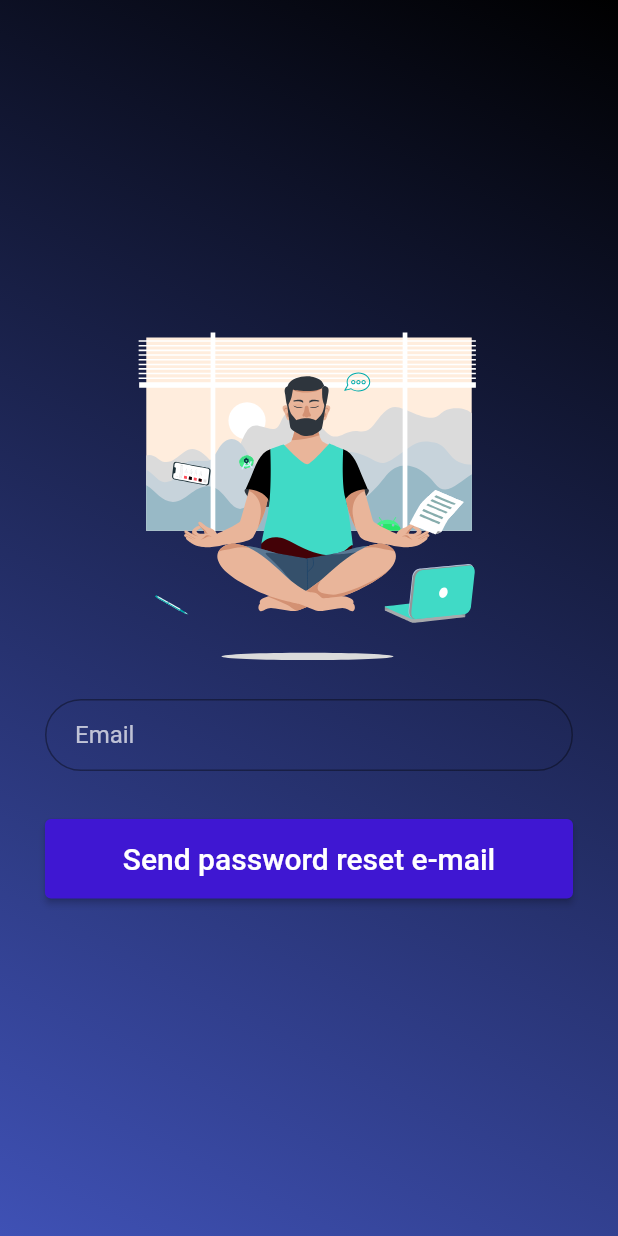
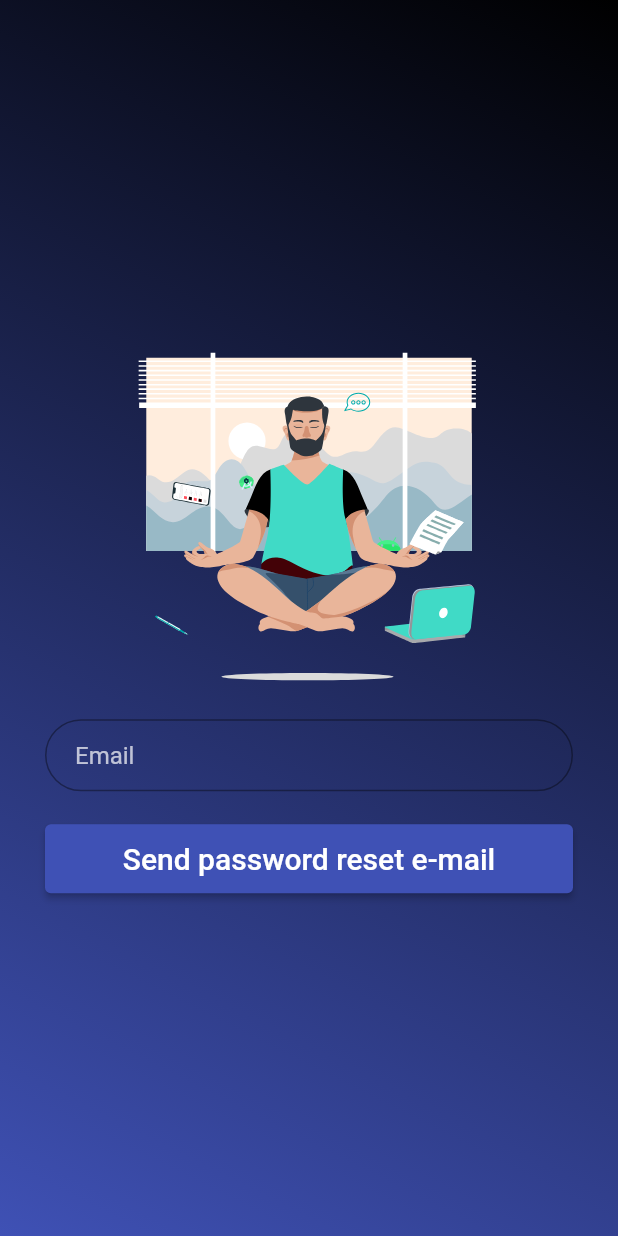
Before and after one commit to erdemsaray/WordFusionApp, a Flutter app: the screen it shows after launch, after a tap on "Log In", after a tap on "Forgot password?", on a phone screen of 412 x 824 dp. Run offline on Flutter 3.47's test engine with Material 2 defaults, Android fonts, the phone set to English and light mode, and no system bars; our stand-ins replace animated_text_kit, cloud_firestore, firebase_auth, firebase_core, google_sign_in, lottie; missing offline and left inert: translator; accounts and stored records are empty; network calls fail.

Commit message:
tasarım ve islev düzenlemeleri

```diff
--- a/lib/screens/homepage.dart
+++ b/lib/screens/homepage.dart
@@ -23,7 +23,6 @@ class _HomePageState extends State<HomePage> {
   String statusText = '';
 
   final formKey = GlobalKey<FormState>();
-
 
   @override
   Widget build(BuildContext context) {
@@ -85,6 +84,7 @@ class _HomePageState extends State<HomePage> {
                       ),
                     ),
                     TextFormField(
+
                       style: const TextStyle(color: Colors.white, fontWeight: FontWeight.bold),
                       controller: controllerMean,
                       keyboardType: TextInputType.text,
--- a/lib/screens/loginpage.dart
+++ b/lib/screens/loginpage.dart
@@ -18,6 +18,7 @@ class _LoginPageState extends State<LoginPage> {
   var controllerPassword = TextEditingController();
   bool wrongVisibility = false;
   Color secondColor = ColorItems.mainColor;
+  String validationText = ' ';
 
   @override
   Widget build(BuildContext context) {
@@ -66,7 +67,7 @@ class _LoginPageState extends State<LoginPage> {
               Navigator.pushReplacementNamed(context, '/homePage');
             } else {
               setState(() {
-                wrongVisibility = true;
+                validationText = "Please check your e-mail or password";
               });
             }
           });
@@ -84,6 +85,7 @@ class _LoginPageState extends State<LoginPage> {
         style: TextStyle(color: Colors.black54),
       ),
       onPressed: () {
+        validationText = '';
         Navigator.pushNamed(context, '/resetPasswordPage');
       },
     );
@@ -92,6 +94,7 @@ class _LoginPageState extends State<LoginPage> {
       const Text("Don't have an Account?"),
       TextButton(
           onPressed: () {
+            validationText = ' ';
             Navigator.pushNamed(context, '/newUserPage');
           },
           child: const Text("Sign Up"))
@@ -135,12 +138,10 @@ class _LoginPageState extends State<LoginPage> {
                     password,
                     const SizedBox(height: 5.0),
                     Flexible(
-                      child: Visibility(
-                          visible: wrongVisibility,
-                          child: const Text(
-                            "Wrong email or password",
-                            style: TextStyle(color: Colors.red),
-                          )),
+                      child: Text(
+                        validationText,
+                        style: TextStyle(color: Colors.red),
+                      ),
                     ),
                     SizedBox(
                       height: 10,
--- a/lib/screens/resetpasswordscreen.dart
+++ b/lib/screens/resetpasswordscreen.dart
@@ -19,17 +19,23 @@ class _ResetPasswordPageState extends State<ResetPasswordPage> {
   Widget build(BuildContext context) {
     Color secondColor = ColorItems.mainColor;
     final loginButton = Padding(
-      padding: const EdgeInsets.symmetric(vertical: 16.0),
+      padding: const EdgeInsets.symmetric(vertical: 5.0),
       child: Row(
         children: [
           Expanded(
             child: ElevatedButton(
-              style: ElevatedButton.styleFrom(backgroundColor: secondColor, padding: const EdgeInsets.all(15)),
+              style: ButtonStyle(
+                  backgroundColor: MaterialStateProperty.all(Colors.indigo),
+                  minimumSize: MaterialStateProperty.all(Size(24, 46))),
               onPressed: () {
                 setState(() {
-                  _authCreateService.passwordReset(controllerEmail.text);
-                  print(controllerEmail.text);
-                  Navigator.pop(context);
+                  if (emailFormatControl(controllerEmail.text)) {
+                    _authCreateService.passwordReset(controllerEmail.text);
+                    controllerEmail.clear();
+                    Navigator.pop(context);
+                  } else {
+                    inputWrongResult = 'Please check your e-mail format.';
+                  }
                 });
               },
               child: const Text(
```
Also changed, not shown: lib/screens/memory_words_page.dart (+32 -11 lines), lib/screens/newuserpage.dart (+5 -3 lines), lib/screens/wordspage.dart (+7 -4 lines), lib/service/word_service.dart (+7 -0 lines), lib/widget/navigation_drawer_widget.dart (+7 -2 lines), 1 other file.
